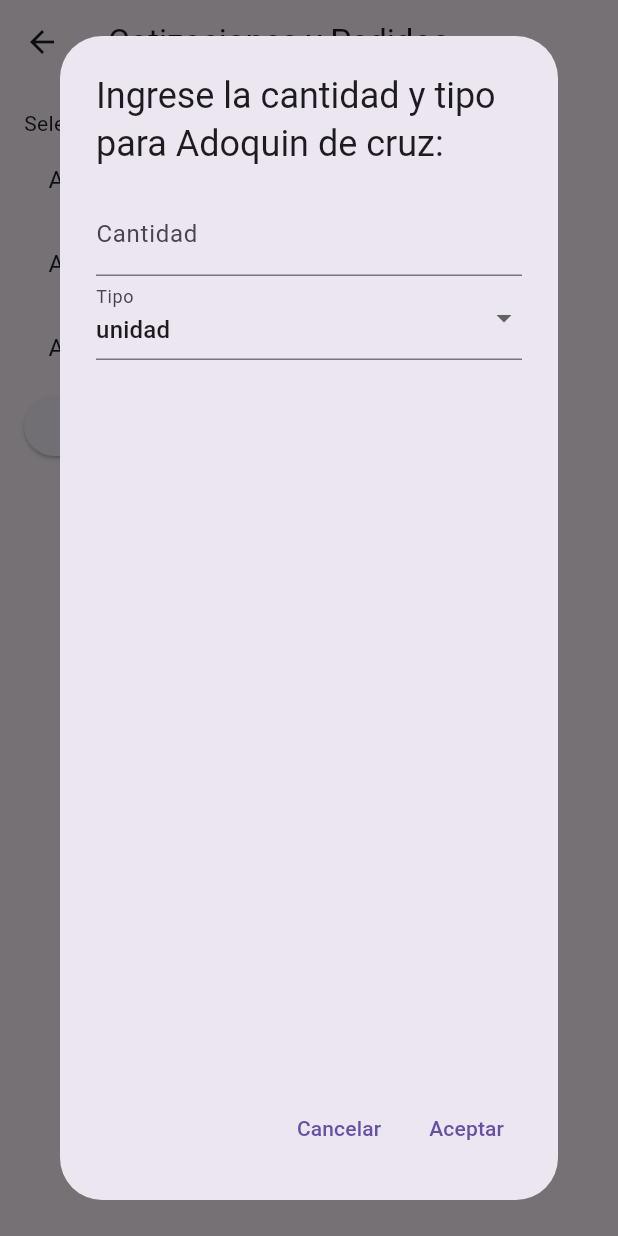
After one commit to jhonatan1997ac/hormi, a Flutter app: the CotizacionesScreen screen opened by its route, after a tap on an icon or button, on a phone screen of 412 x 824 dp. The commit adds this screen. Run offline on Flutter 3.47's test engine with Material 3 defaults, Android fonts, the phone set to English and light mode, and no system bars; our stand-ins replace cloud_firestore, firebase_core; accounts and stored records are empty.

Commit message:
cambios genrales en cotizacion y factura estrucutra de los datos lsito pa usar con firebase

```diff
--- a/lib/main.dart
+++ b/lib/main.dart
@@ -3,6 +3,8 @@ import 'package:apphormi/pages/inicio/home.dart';
 import 'package:apphormi/pages/inicio/usabilidad/calendario.dart';
 import 'package:apphormi/pages/inicio/usabilidad/catalogo.dart';
 import 'package:apphormi/pages/inicio/usabilidad/configuracion.dart';
+import 'package:apphormi/pages/inicio/usabilidad/cotizacion.dart';
+import 'package:apphormi/pages/inicio/usabilidad/factura.dart';
 import 'package:apphormi/pages/inicio/usabilidad/presupuesto.dart';
 import 'package:apphormi/pages/usuario/usu_actualizar.dart';
 import 'package:apphormi/pages/usuario/usuario.dart';
@@ -52,6 +54,8 @@ class _MyAppState extends State<MyApp> {
         '/pres': (context) => const Presupuesto(),
         '/cale': (context) => const Calendario(),
         '/cata': (context) => Catalogo(),
+        '/coti': (context) => const CotizacionesScreen(),
+        '/fact': (context) => const FacturacionScreen(),
       },
     );
   }
--- a/lib/pages/inicio/home.dart
+++ b/lib/pages/inicio/home.dart
@@ -52,7 +52,7 @@ class Home extends StatelessWidget {
               icon: Icons.shopping_cart,
               color: Colors.orange,
               onTap: () {
-                // Implementa la lógica para cotizaciones y pedidos
+                Navigator.pushNamed(context, '/coti');
               },
             ),
             HomeCard(
@@ -60,7 +60,7 @@ class Home extends StatelessWidget {
               icon: Icons.receipt,
               color: Colors.purple,
               onTap: () {
-                // Implementa la lógica para la facturación
+                Navigator.pushNamed(context, '/fact');
               },
             ),
             HomeCard(
--- /dev/null
+++ b/lib/pages/inicio/usabilidad/cotizacion.dart
@@ -0,0 +1,263 @@
+import 'package:flutter/material.dart';
+import 'package:flutter/foundation.dart';
+
+enum ProductType {
+  unidad,
+  paleta,
+  metros,
+}
+
+class Product {
+  final String name;
+  final double price;
+  ProductType type;
+  int quantity;
+
+  Product({
+    required this.name,
+    required this.price,
+    required this.type,
+    this.quantity = 1,
+  });
+}
+
+class Quotation {
+  final String companyName;
+  final List<Product> products;
+
+  Quotation({required this.companyName, required this.products});
+
+  double calculateTotal() {
+    return products.fold(
+        0, (total, product) => total + (product.price * product.quantity));
+  }
+
+  void printQuotation() {
+    if (kDebugMode) {
+      print('Cotización para: $companyName');
+    }
+    if (kDebugMode) {
+      print('Productos:');
+    }
+    for (var product in products) {
+      if (kDebugMode) {
+        print(
+            '${product.name} - ${product.quantity} ${_getTypeString(product.type)}: \$${product.price}');
+      }
+    }
+    if (kDebugMode) {
+      print('Total: \$${calculateTotal()}');
+    }
+  }
+
+  String _getTypeString(ProductType type) {
+    switch (type) {
+      case ProductType.unidad:
+        return 'unidad';
+      case ProductType.paleta:
+        return 'paleta';
+      case ProductType.metros:
+        return 'metros';
+      default:
+        return '';
+    }
+  }
+}
+
+class CotizacionesScreen extends StatefulWidget {
+  const CotizacionesScreen({Key? key}) : super(key: key);
+
+  @override
+  _CotizacionesScreenState createState() => _CotizacionesScreenState();
+}
+
+class _CotizacionesScreenState extends State<CotizacionesScreen> {
+  List<Product> products = [
+    Product(name: 'Adoquin de cruz', price: 0.45, type: ProductType.unidad),
+    Product(name: 'Adoquin de paleta', price: 60.0, type: ProductType.unidad),
+    Product(name: 'Adoquin de metro', price: 20.0, type: ProductType.metros),
+  ];
+
+  List<Product> selectedProducts = [];
+
+  @override
+  Widget build(BuildContext context) {
+    return Scaffold(
+      appBar: AppBar(
+        title: const Text('Cotizaciones y Pedidos'),
+      ),
+      body: Padding(
+        padding: const EdgeInsets.all(16.0),
+        child: Column(
+          crossAxisAlignment: CrossAxisAlignment.start,
+          children: [
+            const Text('Seleccione los productos para la cotización:'),
+            for (var i = 0; i < products.length; i++)
+              CheckboxListTile(
+                title: Text('${products[i].name} (\$${products[i].price})'),
+                value: selectedProducts.contains(products[i]),
+                onChanged: (value) {
+                  if (value != null && value) {
+                    _getQuantityAndTypeFromUser(context, products[i]);
+                    setState(() {
+                      selectedProducts.add(products[i]);
+                    });
+                  } else {
+                    setState(() {
+                      selectedProducts.remove(products[i]);
+                    });
+                  }
+                },
+              ),
+            ElevatedButton(
+              onPressed: () {
+                _showQuotation(context);
+              },
+              child: const Text('Generar Cotización'),
+            ),
+          ],
+        ),
+      ),
+    );
+  }
+
+  void _getQuantityAndTypeFromUser(
+      BuildContext context, Product product) async {
+    await showDialog(
+      context: context,
+      builder: (context) {
+        int quantity = product.quantity;
+        ProductType selectedType = product.type;
+
+        return AlertDialog(
+          title: Text('Ingrese la cantidad y tipo para ${product.name}:'),
+          content: Column(
+            children: [
+              TextField(
+                keyboardType: TextInputType.number,
+                onChanged: (value) {
+                  try {
+                    quantity = int.parse(value.trim());
+                  } catch (e) {
+                    quantity = 1;
+                  }
+                },
+                decoration: const InputDecoration(labelText: 'Cantidad'),
+              ),
+              DropdownButtonFormField(
+                value: selectedType,
+                items: ProductType.values.map((type) {
+                  return DropdownMenuItem(
+                    value: type,
+                    child: Text(_getTypeString(type)),
+                  );
+                }).toList(),
+                onChanged: (value) {
+                  if (value is ProductType) {
+                    setState(() {
+                      selectedType = value;
+                    });
+                  }
+                },
+                decoration: const InputDecoration(labelText: 'Tipo'),
+              ),
+            ],
+          ),
+          actions: <Widget>[
+            TextButton(
+              onPressed: () {
+                Navigator.of(context).pop();
+              },
+              child: const Text('Cancelar'),
+            ),
+            TextButton(
+              onPressed: () {
+                setState(() {
+                  product.quantity = quantity;
+                  product.type = selectedType;
+                });
+                Navigator.of(context).pop();
+              },
+              child: const Text('Aceptar'),
+            ),
+          ],
+        );
+      },
+    );
+  }
+
+  void _showQuotation(BuildContext context) {
+    String companyName = 'Empresa de Adoquines y Prefabricados';
+
+    Quotation selectedQuotation =
+        Quotation(companyName: companyName, products: selectedProducts);
+
+    if (kDebugMode) {
+      print('\nNueva Cotización Seleccionada:');
+    }
+    selectedQuotation.printQuotation();
+
+    Navigator.push(
+      context,
+      MaterialPageRoute(
+        builder: (context) => QuotationScreen(quotation: selectedQuotation),
+      ),
+    );
+  }
+
+  String _getTypeString(ProductType type) {
+    switch (type) {
+      case ProductType.unidad:
+        return 'unidad';
+      case ProductType.paleta:
+        return 'paleta';
+      case ProductType.metros:
+        return 'metros';
+      default:
+        return '';
+    }
+  }
+}
+
+class QuotationScreen extends StatelessWidget {
+  final Quotation quotation;
+
+  const QuotationScreen({required this.quotation, Key? key}) : super(key: key);
+
+  @override
+  Widget build(BuildContext context) {
+    return Scaffold(
+      appBar: AppBar(
+        title: const Text('Detalles de la Cotización'),
+      ),
+      body: Padding(
+        padding: const EdgeInsets.all(16.0),
+        child: Column(
+          children: [
+            for (var product in quotation.products)
+              ListTile(
+                title: Text(
+                    '${product.name} - ${product.quantity} ${_getTypeString(product.type)}: \$${product.price}'),
+                subtitle: Text('Total: \$${product.quantity * product.price}'),
+              ),
+            const SizedBox(height: 16),
+            Text('Total: \$${quotation.calculateTotal()}'),
+          ],
+        ),
+      ),
+    );
+  }
+
+  String _getTypeString(ProductType type) {
+    switch (type) {
+      case ProductType.unidad:
+        return 'unidad';
+      case ProductType.paleta:
+        return 'paleta';
+      case ProductType.metros:
+        return 'metros';
+      default:
+        return '';
+    }
+  }
+}
--- /dev/null
+++ b/lib/pages/inicio/usabilidad/factura.dart
@@ -0,0 +1,352 @@
+import 'package:flutter/material.dart';
+import 'package:flutter/foundation.dart';
+
+// Enumeración para los tipos de productos
+enum ProductType {
+  unidad,
+  paleta,
+  metros,
+}
+
+// Clase para representar un producto
+class Product {
+  final String name;
+  final double price;
+  ProductType type;
+  int quantity;
+
+  // Constructor del producto
+  Product({
+    required this.name,
+    required this.price,
+    required this.type,
+    this.quantity = 1,
+  });
+}
+
+// Clase para representar una factura
+class Factura {
+  final String nombreCliente;
+  final String direccionCliente;
+  final String nombreEmpresa;
+  final String direccionEmpresa;
+  final String numeroFactura;
+  final DateTime fechaFactura;
+  final List<Product> productos;
+
+  // Constructor de la factura
+  Factura({
+    required this.nombreCliente,
+    required this.direccionCliente,
+    required this.nombreEmpresa,
+    required this.direccionEmpresa,
+    required this.numeroFactura,
+    required this.fechaFactura,
+    required this.productos,
+  });
+
+  // Método para calcular el total de la factura
+  double calcularTotal() {
+    return productos.fold(
+        0, (total, product) => total + (product.price * product.quantity));
+  }
+
+  // Método para imprimir la factura
+  void imprimirFactura() {
+    if (kDebugMode) {
+      print('Factura No. $numeroFactura');
+      print('Fecha de Emisión: ${_formatDate(fechaFactura)}');
+      print('Nombre de la Empresa: $nombreEmpresa');
+      print('Dirección de la Empresa: $direccionEmpresa');
+      print('Cliente: $nombreCliente');
+      print('Dirección del Cliente: $direccionCliente');
+    }
+    if (kDebugMode) {
+      print('Productos:');
+    }
+    for (var product in productos) {
+      if (kDebugMode) {
+        print(
+            '${product.name} - ${product.quantity} ${_getTypeString(product.type)}: \$${product.price}');
+      }
+    }
+    if (kDebugMode) {
+      print('Total: \$${calcularTotal()}');
+    }
+  }
+
+  // Método privado para obtener una cadena representando el tipo de producto
+  String _getTypeString(ProductType type) {
+    switch (type) {
+      case ProductType.unidad:
+        return 'unidad';
+      case ProductType.paleta:
+        return 'paleta';
+      case ProductType.metros:
+        return 'metros';
+      default:
+        return '';
+    }
+  }
+
+  // Método privado para formatear la fecha
+  String _formatDate(DateTime date) {
+    return '${date.day}/${date.month}/${date.year}';
+  }
+}
+
+// Pantalla principal para la selección de productos y generación de factura
+class FacturacionScreen extends StatefulWidget {
+  const FacturacionScreen({Key? key}) : super(key: key);
+
+  @override
+  _FacturacionScreenState createState() => _FacturacionScreenState();
+}
+
+class _FacturacionScreenState extends State<FacturacionScreen> {
+  List<Product> productos = [
+    Product(name: 'Adoquin de cruz', price: 0.45, type: ProductType.unidad),
+    Product(name: 'Adoquin de paleta', price: 60.0, type: ProductType.unidad),
+    Product(name: 'Adoquin de metro', price: 20.0, type: ProductType.metros),
+  ];
+
+  List<Product> productosSeleccionados = [];
+
+  @override
+  Widget build(BuildContext context) {
+    return Scaffold(
+      appBar: AppBar(
+        title: const Text('Facturación'),
+      ),
+      body: Padding(
+        padding: const EdgeInsets.all(16.0),
+        child: Column(
+          crossAxisAlignment: CrossAxisAlignment.start,
+          children: [
+            const Text('Seleccione los productos para la factura:'),
+
+            // Usar CheckboxListTile para mostrar la lista de productos
+            for (var i = 0; i < productos.length; i++)
+              CheckboxListTile(
+                title: Text('${productos[i].name} (\$${productos[i].price})'),
+                value: productosSeleccionados.contains(productos[i]),
+                onChanged: (value) {
+                  if (value != null && value) {
+                    // Llamar al método para obtener cantidad y tipo del usuario
+                    _getCantidadYTipoDelUsuario(context, productos[i]);
+                    setState(() {
+                      productosSeleccionados.add(productos[i]);
+                    });
+                  } else {
+                    setState(() {
+                      productosSeleccionados.remove(productos[i]);
+                    });
+                  }
+                },
+              ),
+
+            // Botón para generar la factura
+            ElevatedButton(
+              onPressed: () {
+                _mostrarFactura(context);
+              },
+              child: const Text('Generar Factura'),
+            ),
+          ],
+        ),
+      ),
+    );
+  }
+
+  // Método para obtener cantidad y tipo del usuario mediante un diálogo
+  void _getCantidadYTipoDelUsuario(
+      BuildContext context, Product producto) async {
+    await showDialog(
+      context: context,
+      builder: (context) {
+        int cantidad = producto.quantity;
+        ProductType tipoSeleccionado = producto.type;
+
+        return AlertDialog(
+          title: Text('Ingrese la cantidad y tipo para ${producto.name}:'),
+          content: Column(
+            children: [
+              TextField(
+                keyboardType: TextInputType.number,
+                onChanged: (value) {
+                  try {
+                    cantidad = int.parse(value.trim());
+                  } catch (e) {
+                    cantidad = 1;
+                  }
+                },
+                decoration: const InputDecoration(labelText: 'Cantidad'),
+              ),
+              DropdownButtonFormField(
+                value: tipoSeleccionado,
+                items: ProductType.values.map((tipo) {
+                  return DropdownMenuItem(
+                    value: tipo,
+                    child: Text(_getTypeString(tipo)),
+                  );
+                }).toList(),
+                onChanged: (value) {
+                  if (value is ProductType) {
+                    setState(() {
+                      tipoSeleccionado = value;
+                    });
+                  }
+                },
+                decoration: const InputDecoration(labelText: 'Tipo'),
+              ),
+            ],
+          ),
+          actions: <Widget>[
+            TextButton(
+              onPressed: () {
+                Navigator.of(context).pop();
+              },
+              child: const Text('Cancelar'),
+            ),
+            TextButton(
+              onPressed: () {
+                setState(() {
+                  producto.quantity = cantidad;
+                  producto.type = tipoSeleccionado;
+                });
+                Navigator.of(context).pop();
+              },
+              child: const Text('Aceptar'),
+            ),
+          ],
+        );
+      },
+    );
+  }
+
+  // Método para mostrar la factura generada
+  void _mostrarFactura(BuildContext context) {
+    String nombreCliente = 'Cliente Ejemplo';
+    String direccionCliente = 'Dirección de Ejemplo';
+    String nombreEmpresa = 'Empresa Grande S.A.';
+    String direccionEmpresa = 'Dirección de la Empresa Grande';
+    String numeroFactura = '123456';
+    DateTime fechaFactura = DateTime.now();
+
+    Factura facturaGenerada = Factura(
+      nombreCliente: nombreCliente,
+      direccionCliente: direccionCliente,
+      nombreEmpresa: nombreEmpresa,
+      direccionEmpresa: direccionEmpresa,
+      numeroFactura: numeroFactura,
+      fechaFactura: fechaFactura,
+      productos: productosSeleccionados,
+    );
+
+    if (kDebugMode) {
+      print('\nNueva Factura Generada:');
+    }
+    facturaGenerada.imprimirFactura();
+
+    Navigator.push(
+      context,
+      MaterialPageRoute(
+        builder: (context) => FacturaScreen(factura: facturaGenerada),
+      ),
+    );
+  }
+
+  // Método privado para obtener una cadena representando el tipo de producto
+  String _getTypeString(ProductType tipo) {
+    switch (tipo) {
+      case ProductType.unidad:
+        return 'unidad';
+      case ProductType.paleta:
+        return 'paleta';
+      case ProductType.metros:
+        return 'metros';
+      default:
+        return '';
+    }
+  }
+}
+
+// Pantalla para mostrar los detalles de la factura generada
+class FacturaScreen extends StatelessWidget {
+  final Factura factura;
+
+  const FacturaScreen({required this.factura, Key? key}) : super(key: key);
+
+  @override
+  Widget build(BuildContext context) {
+    return Scaffold(
+      appBar: AppBar(
+        title: const Text('Detalles de la Factura'),
+      ),
+      body: Padding(
+        padding: const EdgeInsets.all(16.0),
+        child: Column(
+          children: [
+            // Información del cliente
+            ListTile(
+              title: Text('Cliente: ${factura.nombreCliente}'),
+              subtitle: Text('Dirección: ${factura.direccionCliente}'),
+            ),
+
+            const Divider(),
+
+            // Información de la empresa
+            ListTile(
+              title: Text('Empresa: ${factura.nombreEmpresa}'),
+              subtitle:
+                  Text('Dirección de la Empresa: ${factura.direccionEmpresa}'),
+            ),
+
+            const Divider(),
+
+            // Detalles de la factura
+            ListTile(
+              title: Text('Factura No.: ${factura.numeroFactura}'),
+              subtitle: Text(
+                  'Fecha de Emisión: ${_formatDate(factura.fechaFactura)}'),
+            ),
+
+            const Divider(),
+
+            // Lista de productos en la factura
+            for (var producto in factura.productos)
+              ListTile(
+                title: Text(
+                    '${producto.name} - ${producto.quantity} ${_getTypeString(producto.type)}: \$${producto.price}'),
+                subtitle:
+                    Text('Total: \$${producto.quantity * producto.price}'),
+              ),
+
+            // Mostrar el total
+            const SizedBox(height: 16),
+            Text('Total: \$${factura.calcularTotal()}'),
+          ],
+        ),
+      ),
+    );
+  }
+
+  // Método privado para obtener una cadena representando el tipo de producto
+  String _getTypeString(ProductType tipo) {
+    switch (tipo) {
+      case ProductType.unidad:
+        return 'unidad';
+      case ProductType.paleta:
+        return 'paleta';
+      case ProductType.metros:
+        return 'metros';
+      default:
+        return '';
+    }
+  }
+
+  // Método privado para formatear la fecha
+  String _formatDate(DateTime date) {
+    return '${date.day}/${date.month}/${date.year}';
+  }
+}
```
